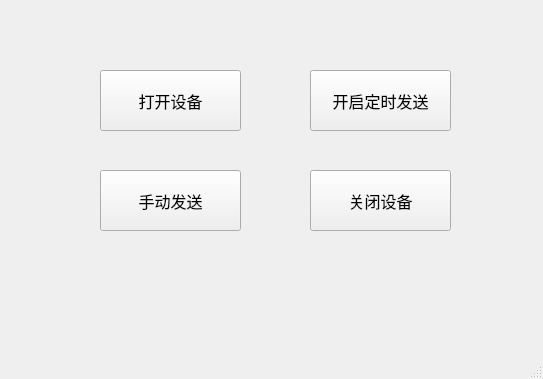
Old version of the form Program/DBC_ZLGUsbCan_demo/Qt_ZLGUsbCan_demo/mainwindow.ui in the repository Jiye1314/StudyMaterials.
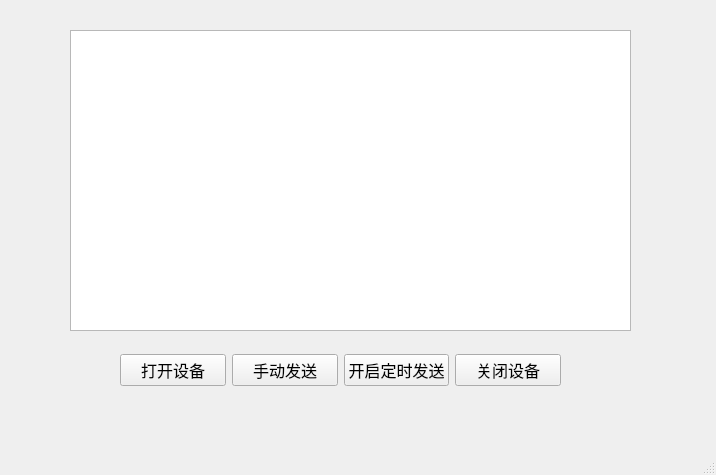
New version of the form.

What changed in the file:
```diff
--- a/Program/DBC_ZLGUsbCan_demo/Qt_ZLGUsbCan_demo/mainwindow.ui
+++ b/Program/DBC_ZLGUsbCan_demo/Qt_ZLGUsbCan_demo/mainwindow.ui
@@ -6,8 +6,8 @@
    <rect>
     <x>0</x>
     <y>0</y>
-    <width>543</width>
-    <height>379</height>
+    <width>716</width>
+    <height>475</height>
    </rect>
   </property>
   <property name="font">
@@ -19,57 +19,55 @@
    <string>MainWindow</string>
   </property>
   <widget class="QWidget" name="centralwidget">
+   <widget class="QWidget" name="layoutWidget">
+    <property name="geometry">
+     <rect>
+      <x>120</x>
+      <y>350</y>
+      <width>441</width>
+      <height>41</height>
+     </rect>
+    </property>
+    <layout class="QHBoxLayout" name="horizontalLayout">
+     <item>
    <widget class="QPushButton" name="btn_openDev">
-    <property name="geometry">
-     <rect>
-      <x>100</x>
-      <y>70</y>
-      <width>141</width>
-      <height>61</height>
-     </rect>
-    </property>
     <property name="text">
      <string>打开设备</string>
     </property>
    </widget>
+     </item>
+     <item>
+      <widget class="QPushButton" name="btn_send_2">
+       <property name="text">
+        <string>手动发送</string>
+       </property>
+      </widget>
+     </item>
+     <item>
    <widget class="QPushButton" name="btn_send">
-    <property name="geometry">
-     <rect>
-      <x>310</x>
-      <y>70</y>
-      <width>141</width>
-      <height>61</height>
-     </rect>
-    </property>
     <property name="text">
      <string>开启定时发送</string>
     </property>
    </widget>
+     </item>
+     <item>
    <widget class="QPushButton" name="btn_closeDev">
-    <property name="geometry">
-     <rect>
-      <x>310</x>
-      <y>170</y>
-      <width>141</width>
-      <height>61</height>
-     </rect>
-    </property>
     <property name="text">
      <string>关闭设备</string>
     </property>
    </widget>
-   <widget class="QPushButton" name="btn_send_2">
+     </item>
+    </layout>
+   </widget>
+   <widget class="QTableWidget" name="tableWidget">
     <property name="geometry">
      <rect>
-      <x>100</x>
-      <y>170</y>
-      <width>141</width>
-      <height>61</height>
+      <x>70</x>
+      <y>30</y>
+      <width>561</width>
+      <height>301</height>
      </rect>
     </property>
-    <property name="text">
-     <string>手动发送</string>
-    </property>
    </widget>
   </widget>
   <widget class="QMenuBar" name="menubar">
```
Left out of the diff: 2 changed lines with no effect on the pictures. Lines whose indentation alone changed are shown as unchanged.
